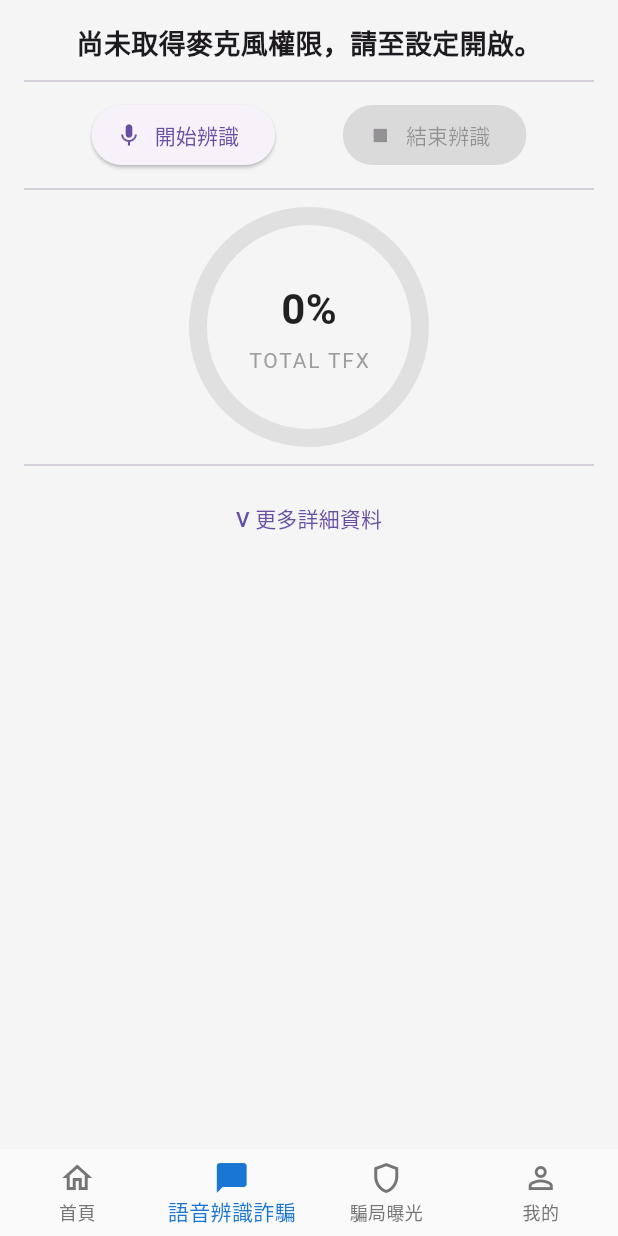
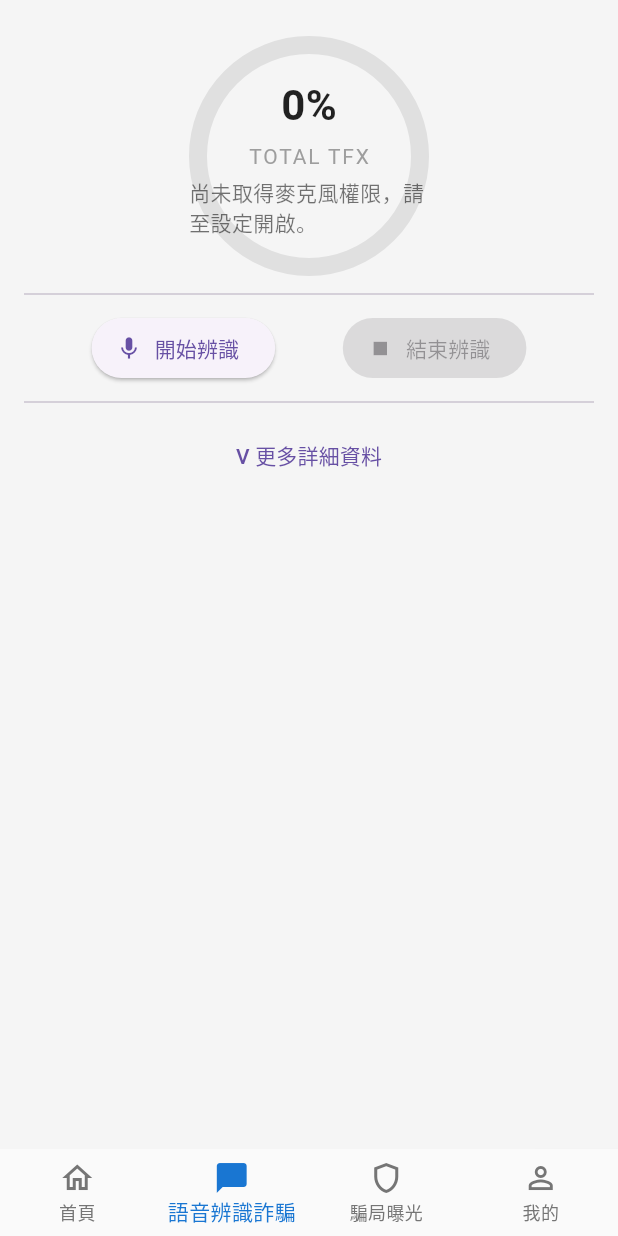
Before and after one commit to Yant-Wu/chat165_app, a Flutter app: the screen it shows after launch, item 2 of the bottom bar chosen, on a phone screen of 412 x 824 dp. Run offline on Flutter 3.47's test engine with Material 3 defaults, Android fonts, the phone set to English and light mode, and no system bars; drawn by our look-alikes of percent_indicator; our stand-ins replace equatable, permission_handler, speech_to_text; missing offline and left inert: record.

Commit message:
feat:del_Identification-results

```diff
--- a/lib/screens/chatscreen.dart
+++ b/lib/screens/chatscreen.dart
@@ -109,9 +109,21 @@ class _RecordDialogState extends State<RecordDialog> {
         });
       }
     } catch (e) {
-      setState(() {
-        _status = '上傳失敗：$e';
-      });
+      showDialog(
+        context: context,
+        builder: (context) {
+          return AlertDialog(
+            title: const Text('上傳失敗'),
+            content: const Text('請檢查網路以及VPN連線'),
+            actions: [
+              TextButton(
+                onPressed: () => Navigator.pop(context),
+                child: const Text('確定'),
+              ),
+            ],
+          );
+        },
+      );
     }
   }
 
@@ -124,27 +136,7 @@ class _RecordDialogState extends State<RecordDialog> {
           child: Column(
             mainAxisSize: MainAxisSize.min,
             children: [
-              Text(
-                _status,
-                style: const TextStyle(fontSize: 18, fontWeight: FontWeight.bold),
-              ),
-              const Divider(height: 24),
-              Row(
-                mainAxisAlignment: MainAxisAlignment.spaceEvenly,
-                children: [
-                  ElevatedButton.icon(
-                    onPressed: _isRecording ? null : _startRecording,
-                    icon: const Icon(Icons.mic),
-                    label: const Text('開始辨識'),
-                  ),
-                  ElevatedButton.icon(
-                    onPressed: _isRecording ? _stopAndUpload : null,
-                    icon: const Icon(Icons.stop),
-                    label: const Text('結束辨識'),
-                  ),
-                ],
-              ),
-              const Divider(height: 24),
+              const SizedBox(height: 8), // 調整狀態欄與圓形百分比指示器的間距
               CircularPercentIndicator(
                 radius: 80,
                 lineWidth: 12,
@@ -152,7 +144,7 @@ class _RecordDialogState extends State<RecordDialog> {
                 animation: true,
                 circularStrokeCap: CircularStrokeCap.round,
                 backgroundColor: Colors.grey.shade300,
-                progressColor: _isScam ? Colors.redAccent : Colors.deepPurpleAccent,
+                progressColor: _isScam ? Colors.redAccent : const Color.fromARGB(255, 37, 231, 19),
                 center: Column(
                   mainAxisAlignment: MainAxisAlignment.center,
                   children: [
@@ -173,10 +165,34 @@ class _RecordDialogState extends State<RecordDialog> {
                         letterSpacing: 1.2,
                       ),
                     ),
+                    const SizedBox(height: 4),
+                    Text(
+                      _status, // 顯示狀態欄內容
+                      style: const TextStyle(
+                        fontSize: 14,
+                        color: Colors.black54,
+                      ),
+                    ),
                   ],
                 ),
               ),
 
+              const Divider(height: 24),
+              Row(
+                mainAxisAlignment: MainAxisAlignment.spaceEvenly,
+                children: [
+                  ElevatedButton.icon(
+                    onPressed: _isRecording ? null : _startRecording,
+                    icon: const Icon(Icons.mic),
+                    label: const Text('開始辨識'),
+                  ),
+                  ElevatedButton.icon(
+                    onPressed: _isRecording ? _stopAndUpload : null,
+                    icon: const Icon(Icons.stop),
+                    label: const Text('結束辨識'),
+                  ),
+                ],
+              ),
               const Divider(height: 24),
               TextButton(
                 onPressed: () => setState(() => _showDetails = !_showDetails),
@@ -184,6 +200,7 @@ class _RecordDialogState extends State<RecordDialog> {
               ),
               if (_showDetails) ...[
                 const Divider(height: 24),
+                /*
                 const Align(
                   alignment: Alignment.centerLeft,
                   child: Text('辨識結果：', style: TextStyle(fontSize: 17, fontWeight: FontWeight.bold)),
@@ -209,7 +226,7 @@ class _RecordDialogState extends State<RecordDialog> {
                     ),
                   ),
                 ),
-
+                */
                 const Align(
                   alignment: Alignment.centerLeft,
                   child: Text('分析結果：', style: TextStyle(fontSize: 17, fontWeight: FontWeight.bold)),
```
